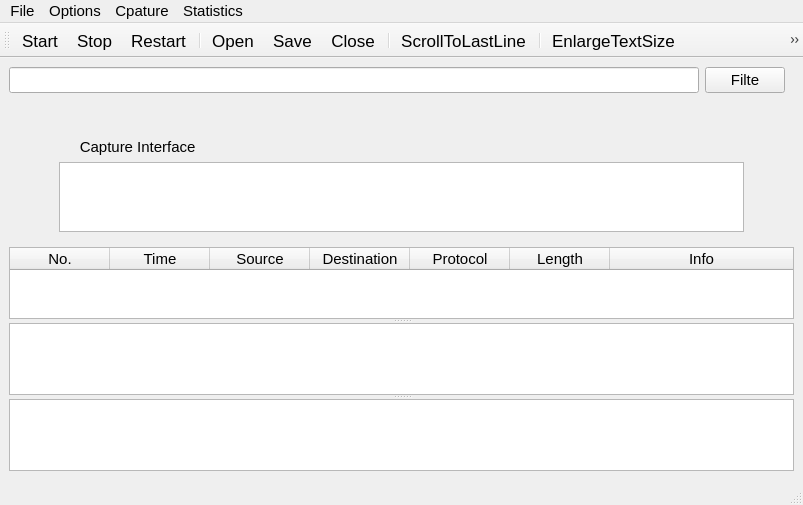
Above: myshark/mainwindow.ui from Ghivern/MyShark before the change. Below: the same form after it.
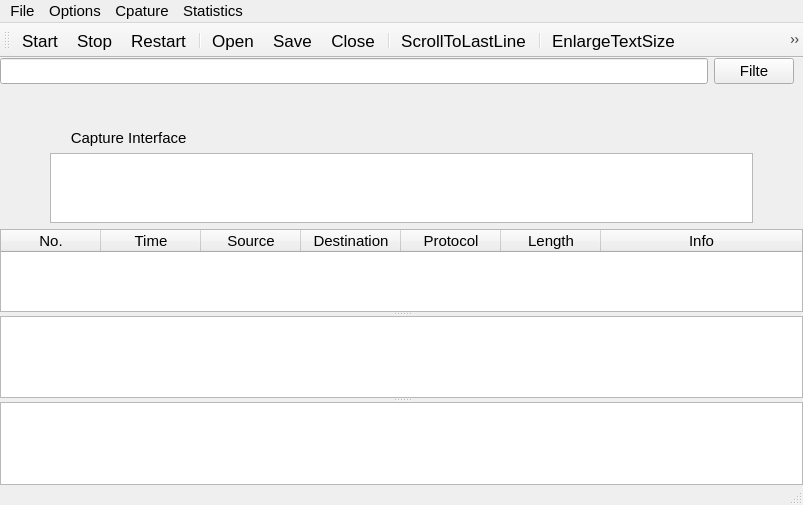
That is the form after the change. Icons and pictures are not drawn. Custom widgets are drawn as their Qt base class.

```diff
--- a/myshark/mainwindow.ui
+++ b/myshark/mainwindow.ui
@@ -25,6 +25,18 @@
     </font>
    </property>
    <layout class="QVBoxLayout" name="verticalLayout">
+    <property name="leftMargin">
+     <number>0</number>
+    </property>
+    <property name="topMargin">
+     <number>0</number>
+    </property>
+    <property name="rightMargin">
+     <number>0</number>
+    </property>
+    <property name="bottomMargin">
+     <number>0</number>
+    </property>
     <item>
      <widget class="QWidget" name="widget" native="true">
       <property name="sizePolicy">
@@ -93,6 +105,9 @@
        <property name="rightMargin">
         <number>50</number>
        </property>
+       <property name="bottomMargin">
+        <number>0</number>
+       </property>
        <item>
         <widget class="QLabel" name="label">
          <property name="text">
@@ -283,7 +298,14 @@
    <addaction name="menuCpature"/>
    <addaction name="menuStatics"/>
   </widget>
-  <widget class="QStatusBar" name="statusbar"/>
+  <widget class="QStatusBar" name="statusbar">
+   <property name="maximumSize">
+    <size>
+     <width>16777215</width>
+     <height>20</height>
+    </size>
+   </property>
+  </widget>
   <widget class="QToolBar" name="toolBar">
    <property name="windowTitle">
     <string>toolBar</string>
@@ -457,6 +479,28 @@
    </property>
   </action>
  </widget>
+ <customwidgets>
+  <customwidget>
+   <class>DisplayTable</class>
+   <extends>QTableWidget</extends>
+   <header>./ui/maindisplaywidget/displaytable.h</header>
+  </customwidget>
+  <customwidget>
+   <class>DisplayTree</class>
+   <extends>QTreeWidget</extends>
+   <header>./ui/maindisplaywidget/displaytree.h</header>
+  </customwidget>
+  <customwidget>
+   <class>DisplayRawData</class>
+   <extends>QTableWidget</extends>
+   <header>./ui/maindisplaywidget/displayrawdata.h</header>
+  </customwidget>
+  <customwidget>
+   <class>DisplayInterfaces</class>
+   <extends>QListWidget</extends>
+   <header>./ui/maindisplaywidget/displayinterfaces.h</header>
+  </customwidget>
+ </customwidgets>
  <resources>
   <include location="resource/mysharkres.qrc"/>
  </resources>
```
Left out of the diff: 8 changed lines with no effect on the pictures.
